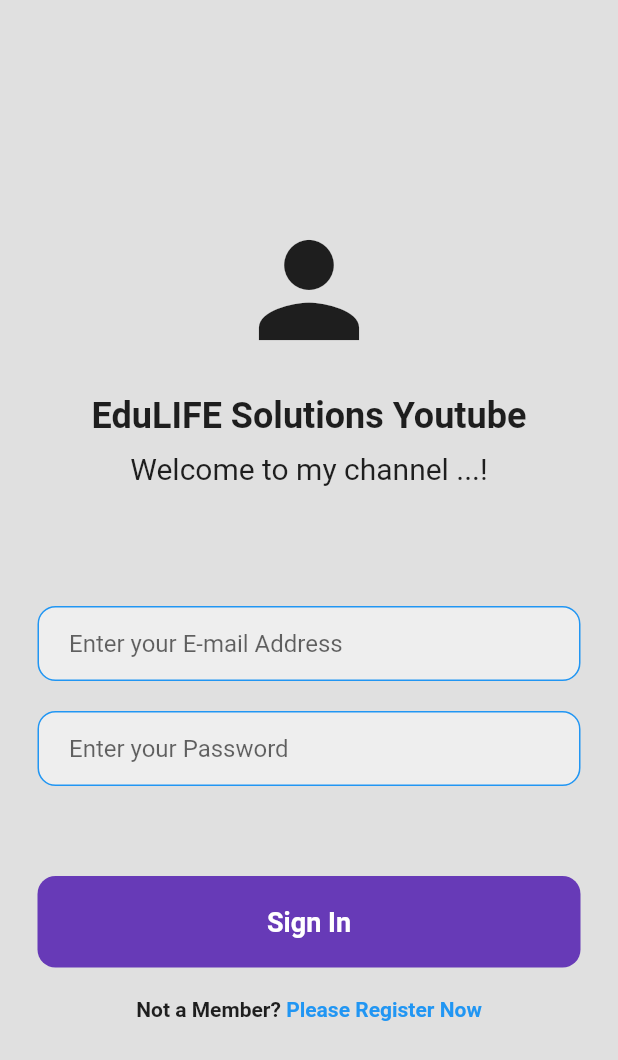
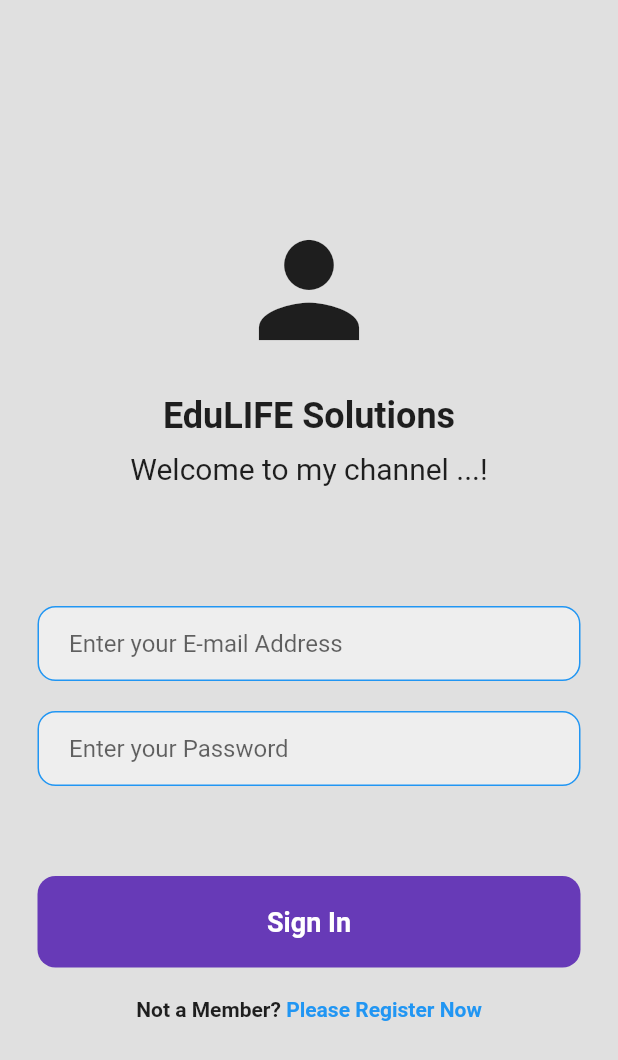
Before and after one commit to Kasunm12/flutter-login-ui, a Flutter app: the screen it shows after launch, on a phone screen of 412 x 824 dp. Shown: the top 1060 px of the screen. Run offline on Flutter 3.47's test engine with Material 2 defaults, Android fonts, the phone set to English and light mode, and no system bars.

Commit message:
update to gota go home branch

```diff
--- a/lib/login_page.dart
+++ b/lib/login_page.dart
@@ -32,7 +32,7 @@ class _LoginPageState extends State<LoginPage> {
 
 
               Text(
-                'EduLIFE Solutions Youtube',
+                'EduLIFE Solutions',
                 style: TextStyle(
                   fontWeight: FontWeight.bold,
                   fontSize: 24,
```
